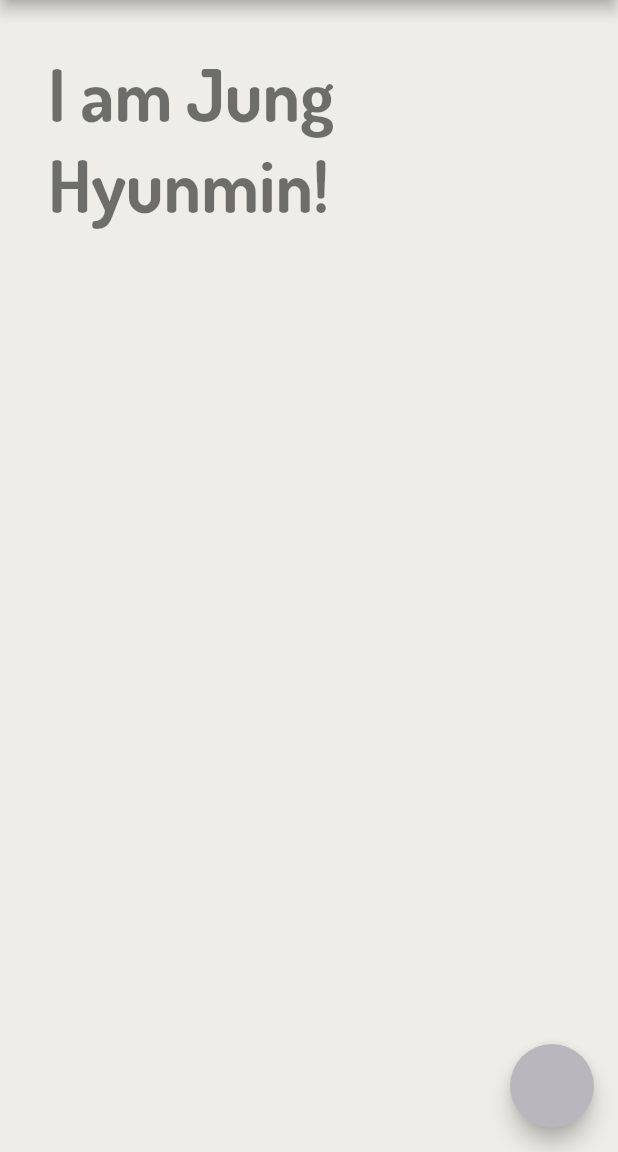
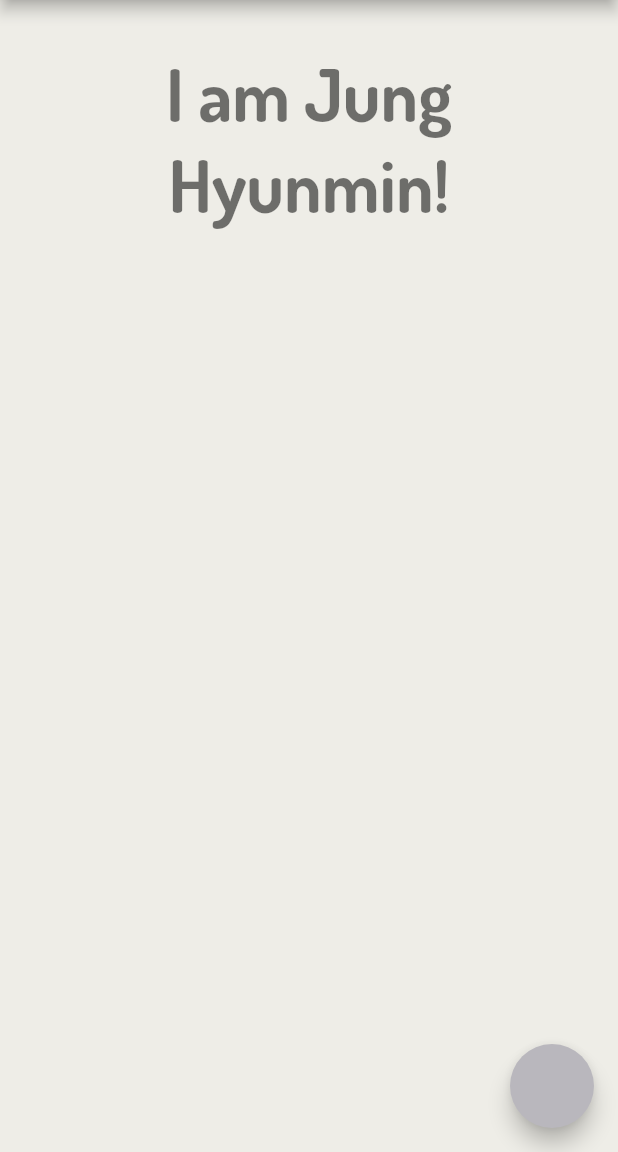
Before and after one commit to hyunmindev/Web_Hyunmindev, a Flutter app: the screen it shows after launch, on a phone screen of 412 x 824 dp, the part 84-1236 px from its top. Run offline on Flutter 3.47's test engine with Material 2 defaults, Android fonts, the phone set to English and light mode, and no system bars.

```diff
--- a/lib/providers/main_theme.dart
+++ b/lib/providers/main_theme.dart
@@ -15,6 +15,7 @@ class MainTheme with ChangeNotifier {
           ),
         ),
         brightness: Brightness.dark,
+        highlightColor: Color(0xffE7D2CC),
       );
     } else {
       return ThemeData(
@@ -26,6 +27,7 @@ class MainTheme with ChangeNotifier {
             fontSize: 48,
           ),
         ),
+        highlightColor: Color(0xffb68b7e),
         scaffoldBackgroundColor: Color(0xffEEEDE7),
         accentColor: Color(0xffB9B7BD),
         primaryColor: Color(0xff868B8E),
--- a/lib/views/home_view.dart
+++ b/lib/views/home_view.dart
@@ -8,14 +8,21 @@ class HomeView extends StatelessWidget {
       margin: EdgeInsets.all(32),
       alignment: Alignment.center,
       child: Column(
+        crossAxisAlignment: CrossAxisAlignment.stretch,
         children: [
-          Text(
-            'I am Jung Hyunmin!',
-            style: Theme.of(context).textTheme.headline1,
+          Center(
+            child: Text(
+              'I am Jung Hyunmin!',
+              style: Theme.of(context).textTheme.headline1,
+              textAlign: TextAlign.center,
+            ),
           ),
-          // Expanded(
-          //   child: GameCustomPaint(),
-          // ),
+          SizedBox(
+            height: 32,
+          ),
+          Expanded(
+            child: GameCustomPaint(),
+          ),
         ],
       ),
     );
```
Also changed, not shown: lib/widgets/game_custom_paint.dart (+61 -13 lines).
